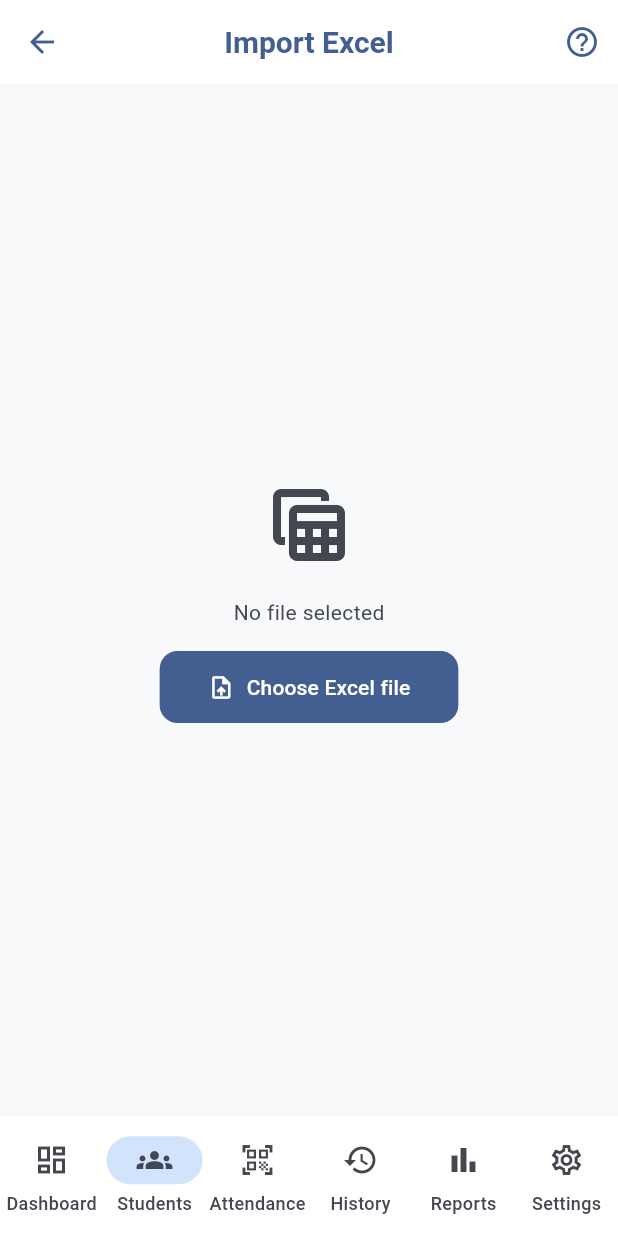
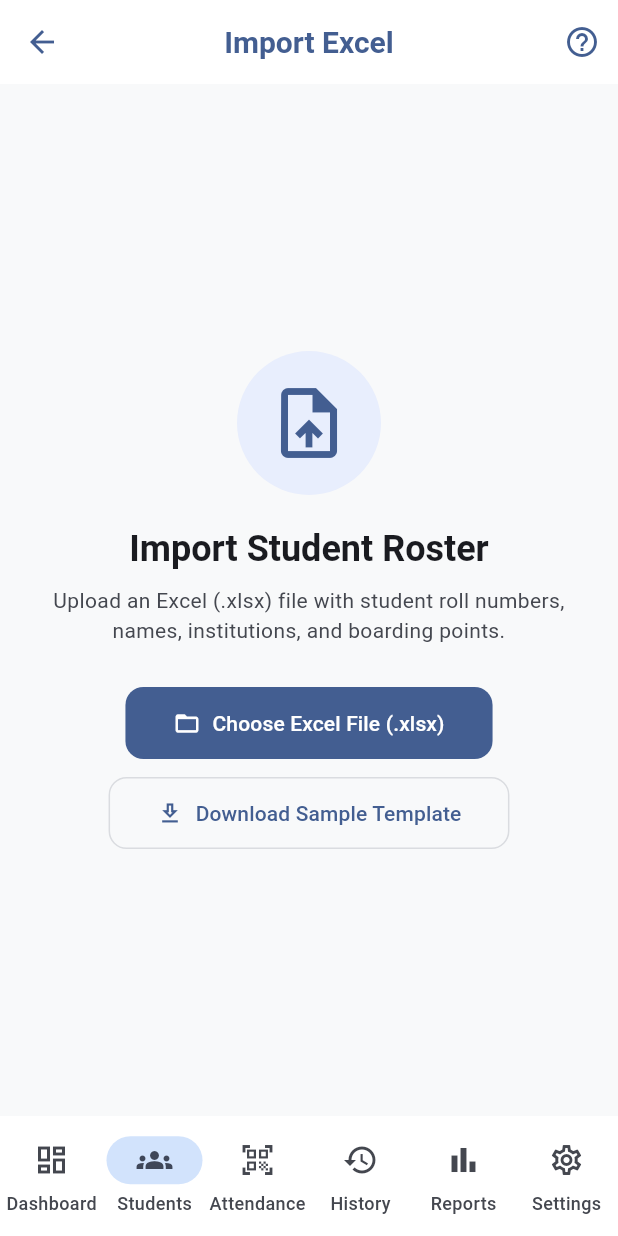
Before and after one commit to hariraja-07/onboard, a Flutter app: the ImportStudentsPage screen opened by its route, on a phone screen of 412 x 824 dp. Run offline on Flutter 3.47's test engine with Material 3 defaults, Android fonts, the phone set to English and light mode, and no system bars; our stand-ins replace drift, file_picker, flutter_riverpod, go_router, shared_preferences; missing offline and left inert: excel_community, mobile_scanner; accounts and stored records are empty; generated files the repository leaves out were written again.

Commit message:
feat(import): add landing onboarding view and executive summary for excel import

```diff
--- a/lib/features/students/import/pages/import_students_page.dart
+++ b/lib/features/students/import/pages/import_students_page.dart
@@ -18,16 +18,6 @@
 }
 
 class _ImportStudentsPageState extends ConsumerState<ImportStudentsPage> {
-  @override
-  void initState() {
-    super.initState();
-    // "Import Excel" opens the picker straight away, which is the whole point
-    // of the action that got the user here.
-    WidgetsBinding.instance.addPostFrameCallback((_) {
-      ref.read(studentImportControllerProvider.notifier).pickAndPreview();
-    });
-  }
-
   @override
   Widget build(BuildContext context) {
     final state = ref.watch(studentImportControllerProvider);
@@ -82,7 +72,10 @@
         );
 
       case ImportStatus.idle:
-        return _IdleView(onPick: controller.pickAndPreview);
+        return _IdleView(
+          onPick: controller.pickAndPreview,
+          onDownloadTemplate: () => _downloadTemplate(context, controller),
+        );
     }
   }
 
@@ -104,32 +97,66 @@
   }
 }
 
-/// Nothing chosen yet — the picker was dismissed.
+/// Landing onboarding view when no file is currently selected.
 class _IdleView extends StatelessWidget {
-  const _IdleView({required this.onPick});
+  const _IdleView({
+    required this.onPick,
+    required this.onDownloadTemplate,
+  });
 
   final VoidCallback onPick;
+  final VoidCallback onDownloadTemplate;
 
   @override
   Widget build(BuildContext context) {
+    final theme = Theme.of(context);
     return Center(
+      child: SingleChildScrollView(
+        padding: const EdgeInsets.all(24),
         child: Column(
           mainAxisAlignment: MainAxisAlignment.center,
           children: [
-          Icon(
-            Icons.table_view_outlined,
-            size: 64,
-            color: Theme.of(context).colorScheme.onSurfaceVariant,
+            Container(
+              padding: const EdgeInsets.all(20),
+              decoration: BoxDecoration(
+                color: theme.colorScheme.primaryContainer.withValues(alpha: 0.5),
+                shape: BoxShape.circle,
               ),
-          const SizedBox(height: 16),
-          const Text('No file selected'),
-          const SizedBox(height: 16),
+              child: Icon(
+                Icons.upload_file_outlined,
+                size: 56,
+                color: theme.colorScheme.primary,
+              ),
+            ),
+            const SizedBox(height: 20),
+            Text(
+              'Import Student Roster',
+              style: theme.textTheme.headlineSmall?.copyWith(
+                fontWeight: FontWeight.bold,
+              ),
+            ),
+            const SizedBox(height: 8),
+            Text(
+              'Upload an Excel (.xlsx) file with student roll numbers, names, institutions, and boarding points.',
+              textAlign: TextAlign.center,
+              style: theme.textTheme.bodyMedium?.copyWith(
+                color: theme.colorScheme.onSurfaceVariant,
+              ),
+            ),
+            const SizedBox(height: 28),
             FilledButton.icon(
               onPressed: onPick,
-            icon: const Icon(Icons.upload_file),
-            label: const Text('Choose Excel file'),
+              icon: const Icon(Icons.folder_open_outlined),
+              label: const Text('Choose Excel File (.xlsx)'),
+            ),
+            const SizedBox(height: 12),
+            OutlinedButton.icon(
+              onPressed: onDownloadTemplate,
+              icon: const Icon(Icons.download_outlined),
+              label: const Text('Download Sample Template'),
             ),
           ],
+        ),
       ),
     );
   }
@@ -201,6 +228,30 @@
     return Column(
       children: [
         _SourceCard(preview: preview),
+        Padding(
+          padding: const EdgeInsets.symmetric(horizontal: 16, vertical: 4),
+          child: Row(
+            children: [
+              _SummaryBadge(
+                label: 'To Add',
+                count: preview.newStudents.length,
+                color: Colors.green,
+              ),
+              const SizedBox(width: 8),
+              _SummaryBadge(
+                label: 'To Update',
+                count: preview.updatedStudents.length,
+                color: Colors.blue,
+              ),
+              const SizedBox(width: 8),
+              _SummaryBadge(
+                label: 'To Skip',
+                count: preview.skippedCount,
+                color: Colors.orange,
+              ),
+            ],
+          ),
+        ),
         TabBar(
           controller: _tabs,
           isScrollable: true,
@@ -720,3 +771,49 @@
     );
   }
 }
+
+class _SummaryBadge extends StatelessWidget {
+  const _SummaryBadge({
+    required this.label,
+    required this.count,
+    required this.color,
+  });
+
+  final String label;
+  final int count;
+  final MaterialColor color;
+
+  @override
+  Widget build(BuildContext context) {
+    return Expanded(
+      child: Container(
+        padding: const EdgeInsets.symmetric(vertical: 8, horizontal: 8),
+        decoration: BoxDecoration(
+          color: color.withValues(alpha: 0.12),
+          borderRadius: BorderRadius.circular(8),
+        ),
+        child: Column(
+          children: [
+            Text(
+              '$count',
+              style: TextStyle(
+                fontWeight: FontWeight.bold,
+                fontSize: 16,
+                color: color.shade800,
+              ),
+            ),
+            const SizedBox(height: 2),
+            Text(
+              label,
+              style: TextStyle(
+                fontSize: 11,
+                fontWeight: FontWeight.w500,
+                color: color.shade800,
+              ),
+            ),
+          ],
+        ),
+      ),
+    );
+  }
+}
```
Lines whose indentation alone changed are shown as unchanged.
